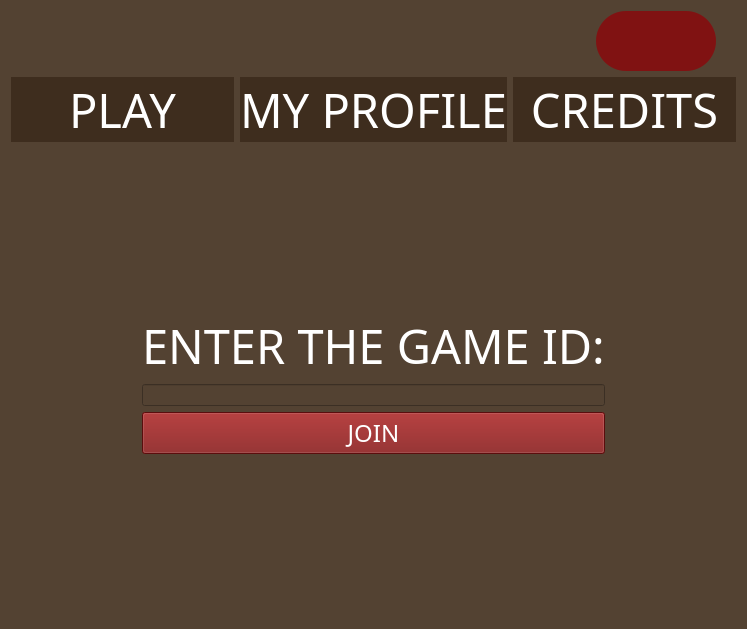
Above: TriviadorClient/TriviadorClient/form/MainMenu.ui from andreicorbu1/Triviador before the change. Below: the same form after it.
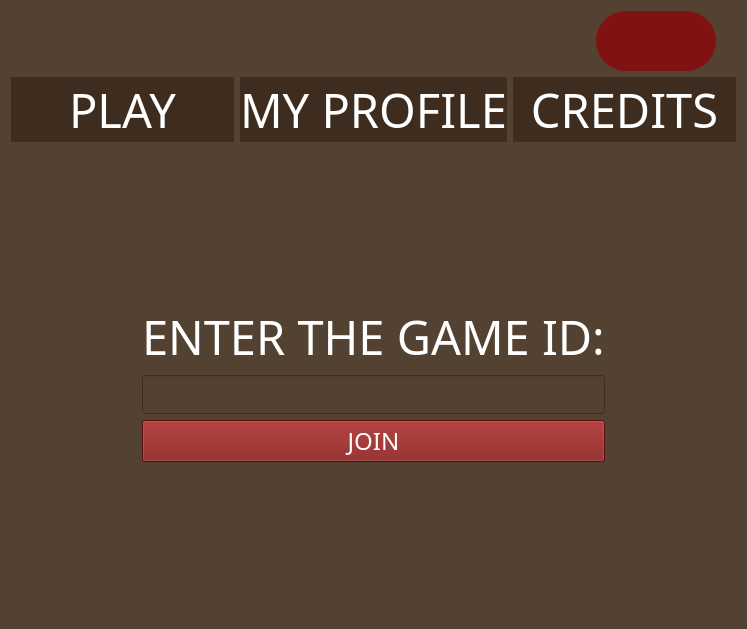
That is the form after the change. The open tabs and pages were chosen to show the change. Icons and pictures are not drawn.

Patch:
```diff
--- a/TriviadorClient/TriviadorClient/form/MainMenu.ui
+++ b/TriviadorClient/TriviadorClient/form/MainMenu.ui
@@ -432,9 +432,21 @@
          </item>
          <item row="2" column="1">
           <widget class="QLineEdit" name="lineEdit">
+           <property name="font">
+            <font>
+             <pointsize>20</pointsize>
+             <bold>true</bold>
+            </font>
+           </property>
            <property name="text">
             <string/>
            </property>
+           <property name="maxLength">
+            <number>4</number>
+           </property>
+           <property name="alignment">
+            <set>Qt::AlignCenter</set>
+           </property>
           </widget>
          </item>
          <item row="1" column="1">
```
